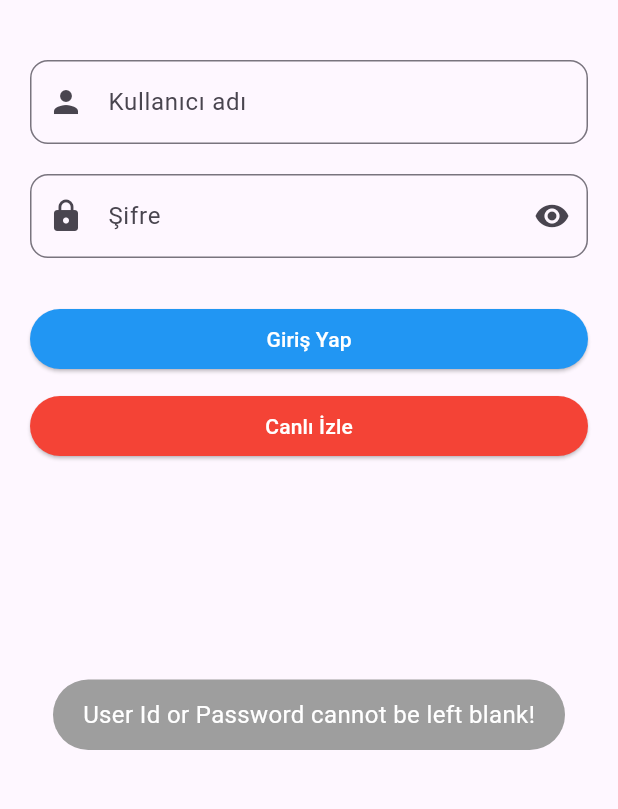
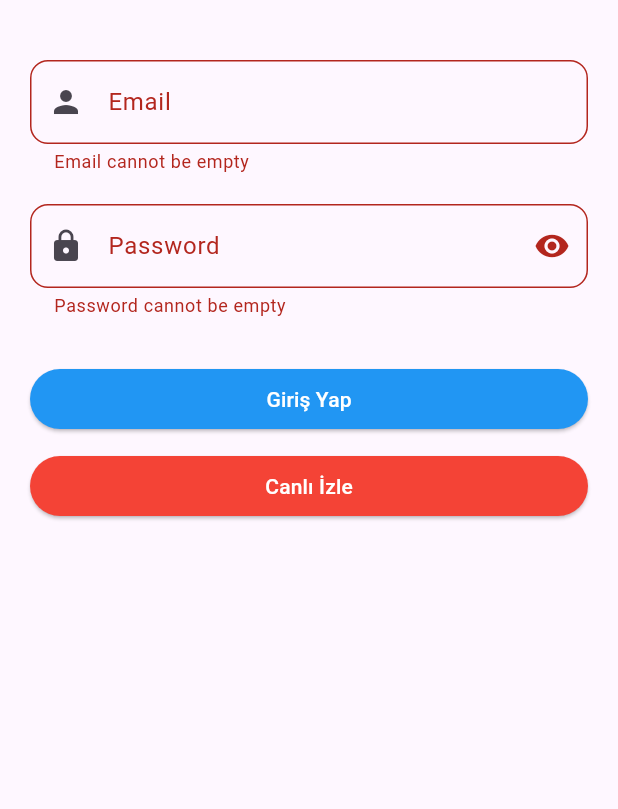
Before and after one commit to kayamustafa33/Capstone, a Flutter app: the screen it shows after launch, after a tap on "Giriş Yap", on a phone screen of 412 x 824 dp, the part 390-1199 px from its top. Run offline on Flutter 3.47's test engine with Material 3 defaults, Android fonts, the phone set to English and light mode, and no system bars; our stand-ins replace bloc, equatable, flutter_bloc, fluttertoast; missing offline and left inert: mysql1.

Commit message:
small changes and a rollback made

```diff
--- a/lib/main.dart
+++ b/lib/main.dart
@@ -1,65 +1,43 @@
-import 'package:capstone/src/views/ScoresScreen/ScoresScreen.dart';
-import 'package:capstone/src/views/homeScreen/HomeScreen.dart';
-import 'package:capstone/src/views/profileScreen/ProfileScreen.dart';
+import 'package:capstone/src/blocks/Auth/auth_bloc.dart';
+import 'package:capstone/src/blocks/ClubBloc/club_bloc.dart';
+import 'package:capstone/src/services/club_service.dart';
+import 'package:capstone/src/views/loginScreen/LoginScreen.dart';
 import 'package:capstone/src/views/splashScreen/SplashScreen.dart';
-import 'package:capstone/src/views/widgets/bottomNavBar.dart';
 import 'package:flutter/material.dart';
+import 'package:flutter_bloc/flutter_bloc.dart';
+import 'src/services/auth_service.dart';
+import 'src/views/homeScreen/HomeScreen.dart';
 
 void main() {
-  runApp(const MaterialApp(
-    debugShowCheckedModeBanner: false,
-    home: SplashScreen(),
-  ));
+  runApp(MyApp());
 }
 
-
-class MainApp extends StatelessWidget {
-  const MainApp({super.key});
+class MyApp extends StatelessWidget {
+  const MyApp({super.key});
 
   @override
   Widget build(BuildContext context) {
-    return MaterialApp(
-      debugShowCheckedModeBanner: false,
-        onGenerateRoute: (RouteSettings settings) {
-          if (settings.name == HomeScreen.routeName) {
-            return MaterialPageRoute(builder: (context) => const HomeScreen());
-          } else if (settings.name == ProfileScreen.routeName) {
-            return MaterialPageRoute(builder: (context) => const ProfileScreen());
-          }else if (settings.name == ScoresScreen.routeName){
-            return MaterialPageRoute(builder: (context) => const ScoresScreen());
-          }
-          return null;
+    return MultiBlocProvider(
+      providers: [
+        BlocProvider(
+          create: (context) => AuthBloc(authService: AuthService()),
+        ),
+        BlocProvider(
+          create: (context) => ClubBloc(clubService: ClubService()),
+        ),
+      ],
+      child: MaterialApp(
+        debugShowCheckedModeBanner: false,
+        title: 'Archery app',
+        theme: ThemeData(
+          primarySwatch: Colors.blue,
+        ),
+        home: const SplashScreen(),
+        routes: {
+          LoginScreen.routeName: (context) => const LoginScreen(),
+          HomeScreen.routeName: (context) => HomeScreen(),
         },
-        home: const MainScreen());
+      ),
+    );
   }
 }
-
-class MainScreen extends StatefulWidget {
-  const MainScreen({super.key});
-
-  @override
-  State<MainScreen> createState() => _MainScreenState();
-}
-
-class _MainScreenState extends State<MainScreen> {
-  int _currentIndex = 0;
-
-  final List<Widget> _children = [
-    const HomeScreen(),
-    const ScoresScreen(),
-    const ProfileScreen(),
-  ];
-
-  @override
-  Widget build(BuildContext context) {
-    void onTabTapped(int index) {
-      setState(() {
-        _currentIndex = index;
-      });
-    }
-
-    return Scaffold(
-        body: _children[_currentIndex],
-        bottomNavigationBar: customBottomNavBar(onTabTapped, _currentIndex));
-  }
-}
--- /dev/null
+++ b/lib/src/blocks/Auth/auth_bloc.dart
@@ -0,0 +1,76 @@
+import 'package:bloc/bloc.dart';
+import 'package:equatable/equatable.dart';
+import '../../models/User.dart';
+import '../../services/auth_service.dart';
+
+// AuthState
+abstract class AuthState extends Equatable {
+  const AuthState();
+
+  @override
+  List<Object> get props => [];
+}
+
+class AuthInitial extends AuthState {}
+
+class AuthLoading extends AuthState {}
+
+class AuthSuccess extends AuthState {
+  final User user;
+
+  const AuthSuccess(this.user);
+
+  @override
+  List<Object> get props => [user];
+}
+
+class AuthFailure extends AuthState {
+  final String error;
+
+  const AuthFailure(this.error);
+
+  @override
+  List<Object> get props => [error];
+}
+
+// AuthEvent
+abstract class AuthEvent extends Equatable {
+  const AuthEvent();
+
+  @override
+  List<Object> get props => [];
+}
+
+class LoginRequested extends AuthEvent {
+  final String email;
+  final String password;
+
+  const LoginRequested(this.email, this.password);
+
+  @override
+  List<Object> get props => [email, password];
+}
+
+// AuthBloc
+class AuthBloc extends Bloc<AuthEvent, AuthState> {
+  final AuthService authService;
+
+  AuthBloc({required this.authService}) : super(AuthInitial()) {
+    on<LoginRequested>(_onLoginRequested);
+  }
+
+  void _onLoginRequested(LoginRequested event, Emitter<AuthState> emit) async {
+    emit(AuthLoading());
+
+    try {
+      final user = await authService.login(event.email, event.password);
+      if (user != null) {
+        emit(AuthSuccess(user));
+      } else {
+        emit(AuthFailure('Invalid email or password'));
+      }
+    } catch (e) {
+      emit(AuthFailure(e.toString()));
+    }
+  }
+}
--- a/lib/src/blocks/ClubBloc/club_bloc.dart
+++ b/lib/src/blocks/ClubBloc/club_bloc.dart
@@ -0,0 +1,23 @@
+import 'package:flutter_bloc/flutter_bloc.dart';
+import '../../services/club_service.dart';
+import 'club_event.dart';
+import 'club_state.dart';
+
+class ClubBloc extends Bloc<ClubEvent, ClubState> {
+  final ClubService clubService;
+
+  ClubBloc({required this.clubService}) : super(ClubInitial());
+
+  @override
+  Stream<ClubState> mapEventToState(ClubEvent event) async* {
+    if (event is FetchClubs) {
+      yield ClubLoading();
+      try {
+        final clubs = await clubService.fetchClubs();
+        yield ClubLoaded(clubs);
+      } catch (e) {
+        yield ClubError(e.toString());
+      }
+    }
+  }
+}
--- a/lib/src/blocks/ClubBloc/club_event.dart
+++ b/lib/src/blocks/ClubBloc/club_event.dart
@@ -0,0 +1,8 @@
+import 'package:equatable/equatable.dart';
+
+abstract class ClubEvent extends Equatable {
+  @override
+  List<Object> get props => [];
+}
+
+class FetchClubs extends ClubEvent {}
--- a/lib/src/blocks/ClubBloc/club_state.dart
+++ b/lib/src/blocks/ClubBloc/club_state.dart
@@ -0,0 +1,19 @@
+import '../../models/Club.dart';
+
+abstract class ClubState {}
+
+class ClubInitial extends ClubState {}
+
+class ClubLoading extends ClubState {}
+
+class ClubLoaded extends ClubState {
+  final List<Club> clubs;
+
+  ClubLoaded(this.clubs);
+}
+
+class ClubError extends ClubState {
+  final String message;
+
+  ClubError(this.message);
+}
--- a/lib/src/models/Club.dart
+++ b/lib/src/models/Club.dart
@@ -4,6 +4,25 @@ class Club {
   String city;
   String contactInfo;
   String representative;
+  String logo;
 
-  Club({required this.clubId, required this.clubName, required this.city, required this.contactInfo, required this.representative});
+  Club({
+    required this.clubId,
+    required this.clubName,
+    required this.city,
+    required this.contactInfo,
+    required this.representative,
+    required this.logo,
+  });
+
+  factory Club.fromMap(Map<String, dynamic> map) {
+    return Club(
+      clubId: map['club_id'],
+      clubName: map['club_name'],
+      city: map['city'],
+      contactInfo: map['contact_info'],
+      representative: map['representative'],
+      logo: map['logo'],
+    );
+  }
 }
--- a/lib/src/models/Competition.dart
+++ b/lib/src/models/Competition.dart
@@ -1,10 +1,28 @@
-class Competition {
-  int competitionId;
-  String competitionName;
-  String competitionStyle;
-  DateTime competitionDate;
-  String compAgeGroup;
-  String location;
+class Club {
+  int clubId;
+  String clubName;
+  String city;
+  String contactInfo;
+  String representative;
+  String logo;
 
-  Competition({required this.competitionId, required this.competitionName, required this.competitionStyle, required this.competitionDate, required this.compAgeGroup, required this.location});
+  Club({
+    required this.clubId,
+    required this.clubName,
+    required this.city,
+    required this.contactInfo,
+    required this.representative,
+    required this.logo,
+  });
+
+  factory Club.fromMap(Map<String, dynamic> map) {
+    return Club(
+      clubId: map['club_id'],
+      clubName: map['club_name'],
+      city: map['city'],
+      contactInfo: map['contact_info'],
+      representative: map['representative'],
+      logo: map['logo'],
+    );
+  }
 }
--- /dev/null
+++ b/lib/src/models/CompetitionAgeGroup.dart
@@ -0,0 +1,6 @@
+class CompetitionAgeGroup {
+  int CompetitionId;
+  int AgeGroupId;
+
+  CompetitionAgeGroup({required this.CompetitionId, required this.AgeGroupId});
+}
--- a/lib/src/models/User.dart
+++ b/lib/src/models/User.dart
@@ -5,5 +5,30 @@ class User {
   String role;
   String email;
 
-  User({required this.userId, required this.name, required this.password, required this.role, required this.email});
+  User(
+      {required this.userId,
+      required this.name,
+      required this.password,
+      required this.role,
+      required this.email});
+
+  factory User.fromMap(Map<String, dynamic> map) {
+    return User(
+      userId: map['user_id'],
+      name: map['name'],
+      password: map['password'],
+      role: map['role'],
+      email: map['email'],
+    );
+  }
+
+  Map<String, dynamic> toMap() {
+    return {
+      'user_id': userId,
+      'name': name,
+      'password': password,
+      'role': role,
+      'email': email,
+    };
+  }
 }
--- /dev/null
+++ b/lib/src/services/auth_service.dart
@@ -0,0 +1,18 @@
+import 'package:mysql1/mysql1.dart';
+import 'db_service.dart';
+import '../models/User.dart';
+
+class AuthService {
+  Future<User?> login(String email, String password) async {
+    final conn = await DatabaseService().connection;
+    final results = await conn.query(
+      'SELECT * FROM users WHERE email = ? AND password = ?',
+      [email, password],
+    );
+
+    if (results.isNotEmpty) {
+      return User.fromMap(results.first.fields);
+    }
+    return null;
+  }
+}
--- /dev/null
+++ b/lib/src/services/db_service.dart
@@ -0,0 +1,33 @@
+import 'package:mysql1/mysql1.dart';
+
+class DatabaseService {
+  static final DatabaseService _instance = DatabaseService._internal();
+
+  factory DatabaseService() {
+    return _instance;
+  }
+
+  DatabaseService._internal();
+
+  final settings = ConnectionSettings(
+    host: 'sql6.freemysqlhosting.net',
+    port: 3306,
+    user: 'sql6706133',
+    password: 'Tmcg35u4p5',
+    db: 'sql6706133',
+  );
+
+  MySqlConnection? _connection;
+
+  Future<MySqlConnection> get connection async {
+    if (_connection == null) {
+      _connection = await MySqlConnection.connect(settings);
+    }
+    return _connection!;
+  }
+
+  Future<void> closeConnection() async {
+    await _connection?.close();
+    _connection = null;
+  }
+}
--- a/lib/src/views/loginScreen/LoginScreen.dart
+++ b/lib/src/views/loginScreen/LoginScreen.dart
@@ -2,6 +2,8 @@ import 'package:capstone/main.dart';
 import 'package:capstone/src/util/util.dart';
 import 'package:capstone/src/views/watchLiveScreen/WatchLiveScreen.dart';
 import 'package:flutter/material.dart';
+import 'package:flutter_bloc/flutter_bloc.dart';
+import '../../blocks/Auth/auth_bloc.dart';
 
 class LoginScreen extends StatefulWidget {
   const LoginScreen({super.key});
@@ -13,8 +15,33 @@ class LoginScreen extends StatefulWidget {
 }
 
 class _LoginScreenState extends State<LoginScreen> {
-  String userID = '';
-  String password = '';
+  final GlobalKey<FormState> _formKey = GlobalKey<FormState>();
+  final TextEditingController _emailController = TextEditingController();
+  final TextEditingController _passwordController = TextEditingController();
+
+  String? _validateEmail(String? value) {
+    if (value == null || value.isEmpty) {
+      return 'Email cannot be empty';
+    }
+    if (value.length > 150) {
+      return 'Email cannot be longer than 150 characters';
+    }
+    final emailRegex = RegExp(r'^[^@]+@[^@]+\.[^@]+');
+    if (!emailRegex.hasMatch(value)) {
+      return 'Enter a valid email address';
+    }
+    return null;
+  }
+
+  String? _validatePassword(String? value) {
+    if (value == null || value.isEmpty) {
+      return 'Password cannot be empty';
+    }
+    if (value.length > 100) {
+      return 'Password cannot be longer than 100 characters';
+    }
+    return null;
+  }
 
   @override
   Widget build(BuildContext context) {
@@ -32,15 +59,31 @@ class _LoginScreenState extends State<LoginScreen> {
               fit: BoxFit.contain,
             ),
             const SizedBox(height: 40.0),
-            TextField(
-              onChanged: (value) {
-                setState(() {
-                  userID = value;
-                });
+            BlocConsumer<AuthBloc, AuthState>(
+              listener: (context, state) {
+                if (state is AuthSuccess) {
+                  // Navigate to home screen or another screen
+                  Navigator.pushReplacementNamed(context, '/homeScreen');
+                } else if (state is AuthFailure) {
+                  // Show error message
+                  ScaffoldMessenger.of(context).showSnackBar(
+                    SnackBar(content: Text(state.error)),
+                  );
+                }
               },
+              builder: (context, state) {
+                if (state is AuthLoading) {
+                  return Center(child: CircularProgressIndicator());
+                }
+                return Form(
+                  key: _formKey,
+                  child: Column(
+                    children: [
+                      TextFormField(
+                        controller: _emailController,
                         decoration: InputDecoration(
-                labelText: 'Kullanıcı adı',
-                hintText: '123456',
+                          labelText: 'Email',
+                          hintText: 'example@gmail.com',
                           prefixIcon: const Icon(Icons.person),
                           border: OutlineInputBorder(
                             borderSide: const BorderSide(
@@ -49,62 +92,62 @@ class _LoginScreenState extends State<LoginScreen> {
                             borderRadius: BorderRadius.circular(12.0),
                           ),
                         ),
+                        validator: _validateEmail,
                       ),
                       const SizedBox(height: 20.0),
                       PasswordTextField(
-              onChanged: (value) {
-                setState(() {
-                  password = value;
-                });
-              },
+                        controller: _passwordController,
+                        validator: _validatePassword,
                       ),
                       const SizedBox(height: 30.0),
-            ElevatedButton(
+                      SizedBox(
+                        width: double.infinity,
+                        child: ElevatedButton(
                           onPressed: () {
-                _checkLogin();
+                            if (_formKey.currentState?.validate() ?? false) {
+                              final email = _emailController.text;
+                              final password = _passwordController.text;
+                              context
+                                  .read<AuthBloc>()
+                                  .add(LoginRequested(email, password));
+                            }
                           },
                           style: ButtonStyle(
-                backgroundColor: MaterialStateProperty.all<Color>(Colors.blue),
+                            backgroundColor:
+                                MaterialStateProperty.all<Color>(Colors.blue),
                           ),
-              child: const Text(
+                          child: Text(
                             'Giriş Yap',
-                style: TextStyle(
-                    color: Colors.white
+                            style: TextStyle(color: Colors.white),
                           ),
                         ),
                       ),
                       const SizedBox(height: 10.0),
-            ElevatedButton(
+                      SizedBox(
+                        width: double.infinity,
+                        child: ElevatedButton(
                           onPressed: () {
-                // Watch Live operations
                             _watchLive();
                           },
                           style: ButtonStyle(
-                backgroundColor: MaterialStateProperty.all<Color>(Colors.red),
+                            backgroundColor:
+                                MaterialStateProperty.all<Color>(Colors.red),
                           ),
-              child: const Text(
+                          child: Text(
                             'Canlı İzle',
-                style: TextStyle(
-                  color: Colors.white
+                            style: TextStyle(color: Colors.white),
                           ),
                         ),
                       ),
                     ],
                   ),
+                );
+              },
+            ),
+          ],
+        ),
       ),
     );
-  }
-
-  void _checkLogin() {
-    if (userID.isNotEmpty && password.isNotEmpty) {
-      //Login operation
-      Navigator.pushReplacement(
-        context,
-        MaterialPageRoute(builder: (context) => const MainApp()),
-      );
-    } else {
-      showToast('User Id or Password cannot be left blank!');
-    }
   }
 
   void _watchLive() {
@@ -116,9 +159,14 @@ class _LoginScreenState extends State<LoginScreen> {
 }
 
 class PasswordTextField extends StatefulWidget {
-  final ValueChanged<String>? onChanged;
+  final TextEditingController controller;
+  final FormFieldValidator<String>? validator;
 
-  const PasswordTextField({super.key, this.onChanged});
+  const PasswordTextField({
+    required this.controller,
+    this.validator,
+    super.key,
+  });
 
   @override
   State<PasswordTextField> createState() => _PasswordTextFieldState();
@@ -129,12 +177,12 @@ class _PasswordTextFieldState extends State<PasswordTextField> {
 
   @override
   Widget build(BuildContext context) {
-    return TextField(
-      onChanged: widget.onChanged,
+    return TextFormField(
+      controller: widget.controller,
       obscureText: _obscureText,
       decoration: InputDecoration(
-        labelText: 'Şifre',
-        hintText: '123456',
+        labelText: 'Password',
+        hintText: 'Enter your password',
         prefixIcon: const Icon(Icons.lock),
         suffixIcon: IconButton(
           icon: Icon(_obscureText ? Icons.visibility : Icons.visibility_off),
@@ -151,6 +199,7 @@ class _PasswordTextFieldState extends State<PasswordTextField> {
           borderRadius: BorderRadius.circular(12.0),
         ),
       ),
+      validator: widget.validator,
     );
   }
 }
--- a/pubspec.yaml
+++ b/pubspec.yaml
@@ -38,6 +38,7 @@ dependencies:
   # Use with the CupertinoIcons class for iOS style icons.
   cupertino_icons: ^1.0.6
   flutter_bloc: ^8.1.4
+  mysql1: ^0.20.0
 
 dev_dependencies:
   flutter_test:
```
Also changed, not shown: lib/src/models/AgeGroup.dart (added, +10 -0 lines), lib/src/models/Player.dart (+9 -2 lines), lib/src/models/PlayerCompetition.dart (+8 -1 lines), lib/src/services/club_service.dart (added, +25 -0 lines), pubspec.lock. Lines whose indentation alone changed are shown as unchanged.
